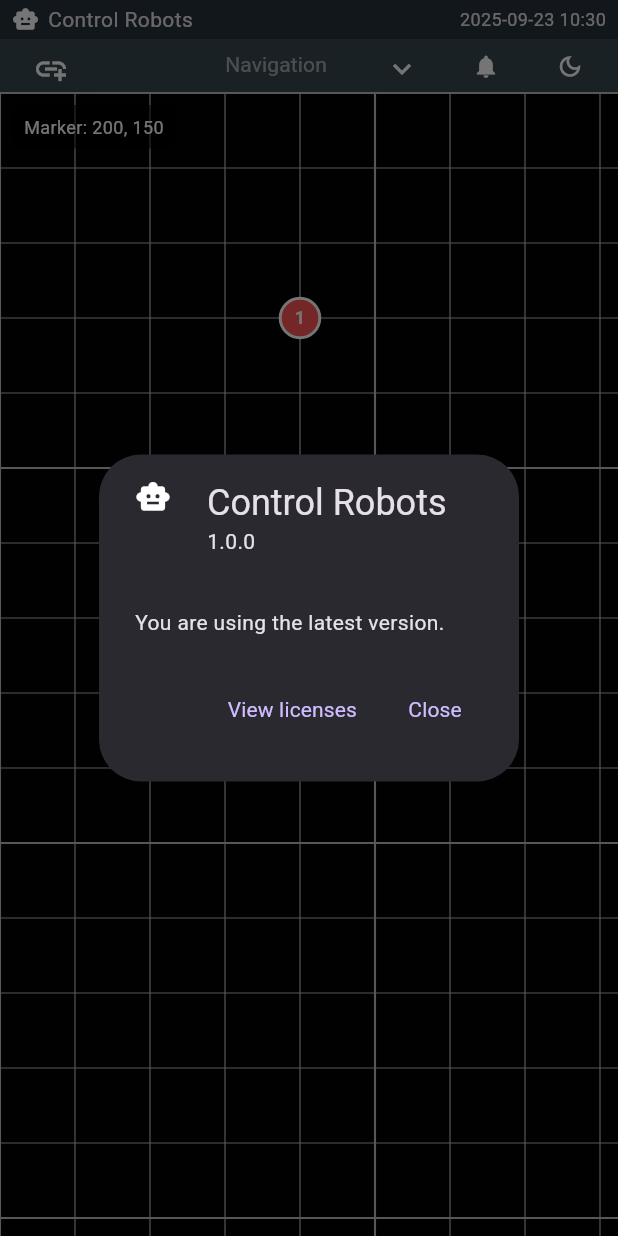
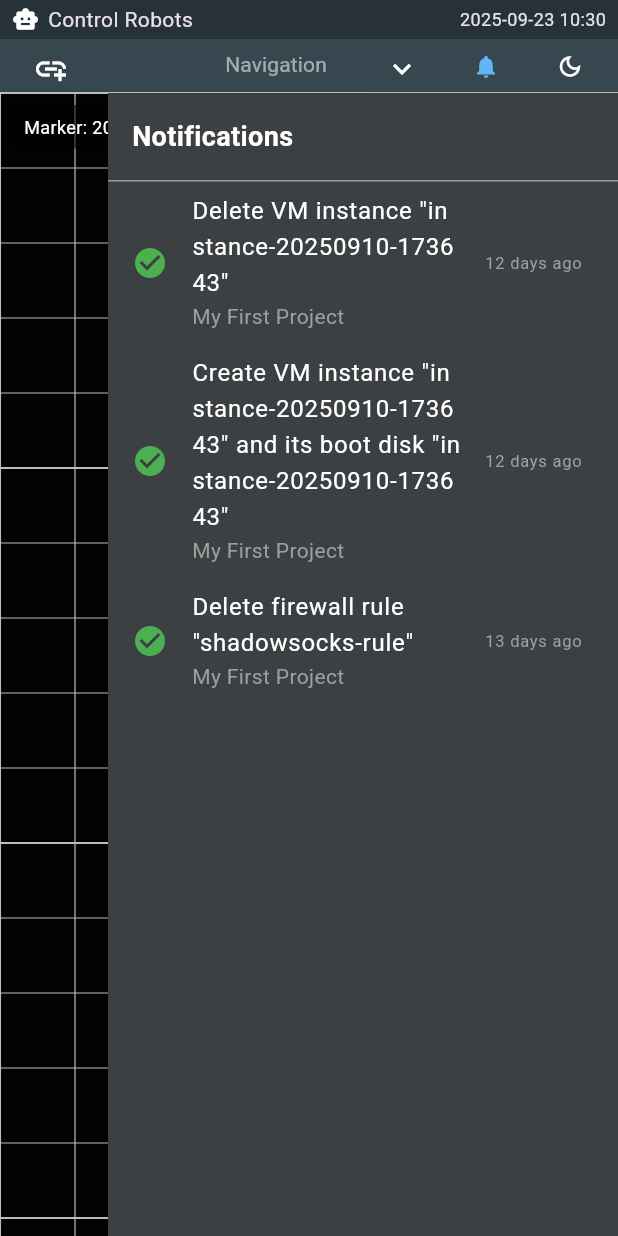
Before and after one commit to geommax/myapp, a Flutter app: the screen it shows after launch, after a tap on the "notifications" icon, on a phone screen of 412 x 824 dp. Run offline on Flutter 3.47's test engine with Material 3 defaults, Android fonts, the phone set to English and light mode, and no system bars; our stand-ins replace timeago.

Commit message:
yo yo yo

```diff
--- a/lib/main.dart
+++ b/lib/main.dart
@@ -4,6 +4,7 @@ import 'package:provider/provider.dart';
 import 'providers/theme_provider.dart';
 import 'providers/ribbon_provider.dart';
 import 'providers/conn_explorer_provider.dart';
+import 'providers/notification_provider.dart';
 
 import 'pages/startup.dart';
 import 'pages/home.dart';
@@ -15,6 +16,7 @@ void main() {
         ChangeNotifierProvider(create: (context) => ThemeProvider()),
         ChangeNotifierProvider(create: (context) => RibbonStateProvider()),
         ChangeNotifierProvider(create: (context) => ConnExplorerPanelStateProvider()),
+        ChangeNotifierProvider(create: (context) => NotificationProvider()),
       ],
       child: MyApp(),
     ),
--- /dev/null
+++ b/lib/models/notification_item.dart
@@ -0,0 +1,17 @@
+import 'package:flutter/material.dart';
+
+class NotificationItem {
+  final String title;
+  final String subtitle;
+  final DateTime timestamp;
+  final IconData icon;
+  final Color iconColor;
+
+  NotificationItem({
+    required this.title,
+    required this.subtitle,
+    required this.timestamp,
+    this.icon = Icons.check_circle,
+    this.iconColor = Colors.green,
+  });
+}
--- a/lib/pages/home.dart
+++ b/lib/pages/home.dart
@@ -6,6 +6,8 @@ import '../pages/map.dart';
 import '../pages/ribbon_content.dart';
 import '../pages/conn_explorer_panel.dart';
 import '../providers/conn_explorer_provider.dart';
+import '../providers/notification_provider.dart';
+import 'notification_panel.dart';
 
 class Home extends StatefulWidget {
   const Home({super.key});
@@ -130,25 +132,23 @@ class _HomeState extends State<Home> {
                       ),
 
                       const SizedBox(width: 8),
-                      IconButton(
+                      Consumer<NotificationProvider>(
+                        builder: (context, notificationProvider, _) => IconButton(
                           alignment: Alignment.center,
                           iconSize: 18,
                           tooltip: "Notifications",
                           icon: Icon(
                             Icons.notifications,
-                          color: themeProvider.colors.iconColor,
+                            color: notificationProvider.showPanel
+                                ? themeProvider.isDarkMode
+                                    ? Colors.blue[300]
+                                    : Colors.blue[700]
+                                : themeProvider.colors.iconColor,
                           ),
                           onPressed: () {
-                          showAboutDialog(
-                            context: context,
-                            applicationName: 'Control Robots',
-                            applicationVersion: '1.0.0',
-                            applicationIcon: const Icon(Icons.smart_toy),
-                            children: [
-                              const Text('You are using the latest version.'),
-                            ],
-                          );
+                            notificationProvider.togglePanel();
                           },
+                        ),
                       ),
                       const SizedBox(width: 8),
                       // Theme Toggle
@@ -181,7 +181,9 @@ class _HomeState extends State<Home> {
                   ),
                 // Main content: Mapping / Localization
                 Expanded(
-                  child: Row(
+                  child: Stack(
+                    children: [
+                      Row(
                         children: [
                           Consumer<ConnExplorerPanelStateProvider>(
                             builder: (context, connExplorerState, _) => Visibility(
@@ -197,6 +199,14 @@ class _HomeState extends State<Home> {
                           ),
                         ],
                       ),
+                      const Positioned(
+                        top: 0,
+                        right: 0,
+                        bottom: 0,
+                        child: NotificationPanel(),
+                      ),
+                    ],
+                  ),
                 ),
               ],
             ),
--- /dev/null
+++ b/lib/pages/notification_panel.dart
@@ -0,0 +1,66 @@
+import 'package:flutter/material.dart';
+import 'package:provider/provider.dart';
+import '../providers/notification_provider.dart';
+import 'package:timeago/timeago.dart' as timeago;
+
+class NotificationPanel extends StatelessWidget {
+  const NotificationPanel({super.key});
+
+  @override
+  Widget build(BuildContext context) {
+    return Consumer<NotificationProvider>(
+      builder: (context, provider, child) {
+        return Visibility(
+          visible: provider.showPanel,
+          child: Container(
+            width: 340,
+            color: const Color(0xFF3C4043),
+            child: Column(
+              crossAxisAlignment: CrossAxisAlignment.start,
+              children: [
+                const Padding(
+                  padding: EdgeInsets.all(16.0),
+                  child: Text(
+                    'Notifications',
+                    style: TextStyle(
+                      color: Colors.white,
+                      fontSize: 18,
+                      fontWeight: FontWeight.bold,
+                    ),
+                  ),
+                ),
+                const Divider(color: Colors.grey, height: 1),
+                Expanded(
+                  child: ListView.builder(
+                    itemCount: provider.notifications.length,
+                    itemBuilder: (context, index) {
+                      final notification = provider.notifications[index];
+                      return ListTile(
+                        leading: Icon(
+                          notification.icon,
+                          color: notification.iconColor,
+                        ),
+                        title: Text(
+                          notification.title,
+                          style: const TextStyle(color: Colors.white),
+                        ),
+                        subtitle: Text(
+                          notification.subtitle,
+                          style: const TextStyle(color: Colors.grey),
+                        ),
+                        trailing: Text(
+                          timeago.format(notification.timestamp),
+                          style: const TextStyle(color: Colors.grey),
+                        ),
+                      );
+                    },
+                  ),
+                ),
+              ],
+            ),
+          ),
+        );
+      },
+    );
+  }
+}
--- /dev/null
+++ b/lib/providers/notification_provider.dart
@@ -0,0 +1,37 @@
+import 'package:flutter/material.dart';
+import '../models/notification_item.dart';
+
+class NotificationProvider with ChangeNotifier {
+  bool _showPanel = false;
+  final List<NotificationItem> _notifications = [
+    NotificationItem(
+      title: 'Delete VM instance "instance-20250910-173643"',
+      subtitle: 'My First Project',
+      timestamp: DateTime.now().subtract(const Duration(days: 12)),
+    ),
+    NotificationItem(
+      title:
+          'Create VM instance "instance-20250910-173643" and its boot disk "instance-20250910-173643"',
+      subtitle: 'My First Project',
+      timestamp: DateTime.now().subtract(const Duration(days: 12)),
+    ),
+    NotificationItem(
+      title: 'Delete firewall rule "shadowsocks-rule"',
+      subtitle: 'My First Project',
+      timestamp: DateTime.now().subtract(const Duration(days: 13)),
+    ),
+  ];
+
+  bool get showPanel => _showPanel;
+  List<NotificationItem> get notifications => _notifications;
+
+  void togglePanel() {
+    _showPanel = !_showPanel;
+    notifyListeners();
+  }
+
+  void addNotification(NotificationItem notification) {
+    _notifications.insert(0, notification);
+    notifyListeners();
+  }
+}
--- a/pubspec.yaml
+++ b/pubspec.yaml
@@ -36,6 +36,8 @@ dependencies:
   cupertino_icons: ^1.0.8
 
   provider: ^6.1.2
+  another_flushbar: ^1.12.30
+  timeago: ^3.6.1
 
 dev_dependencies:
   flutter_test:
```
Also changed, not shown: lib/basic/notification.dart (deleted), pubspec.lock, 1 other file. Lines whose indentation alone changed are shown as unchanged.
